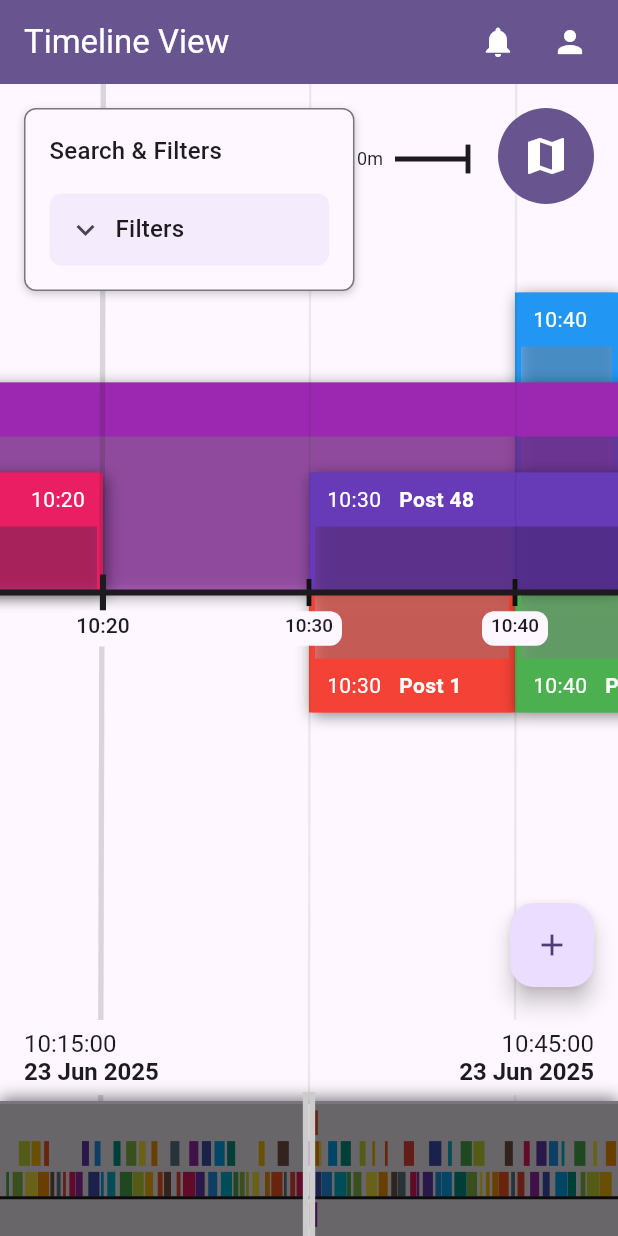
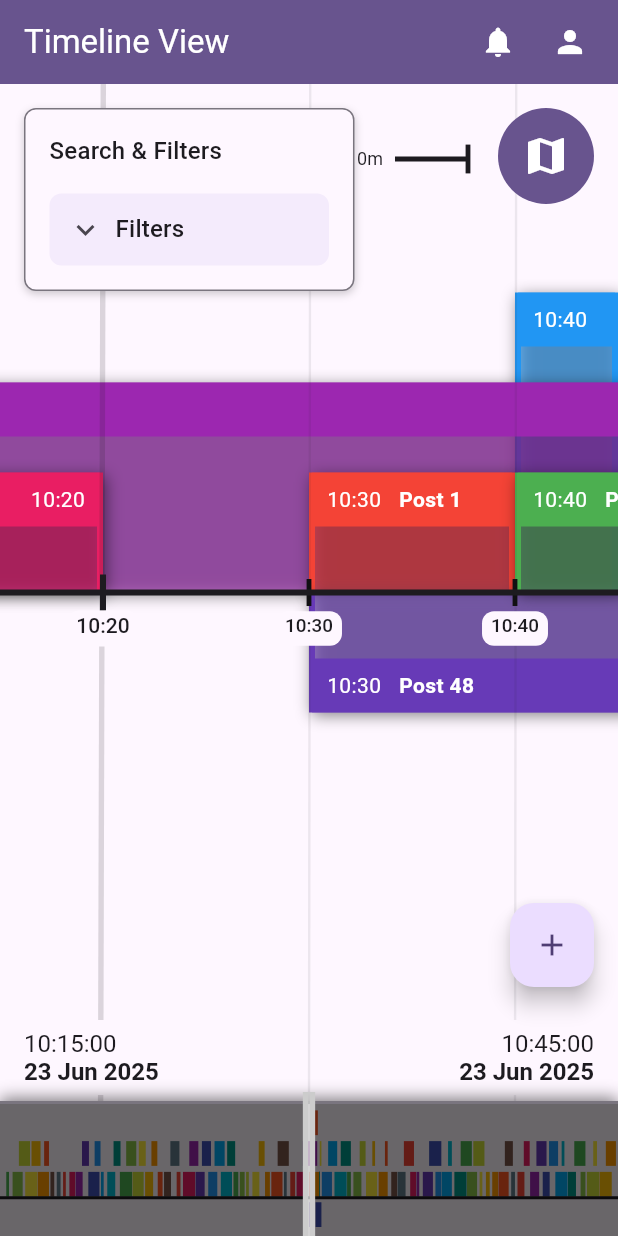
Before and after one commit to Nowaha/assignment_sem6, a Flutter app: the HomePage screen opened by its route, on a phone screen of 412 x 824 dp. Run offline on Flutter 3.47's test engine with Material 3 defaults, Android fonts, the phone set to English and light mode, and no system bars; our stand-ins replace flutter_map, go_router, latlong2; missing offline and left inert: bcrypt, flutter_map_marker_cluster, mutex; accounts and stored records are empty; statements that could not run were skipped.

Commit message:
Fix imrpove and clean up timeline stuff

```diff
--- a/lib/screens/home.dart
+++ b/lib/screens/home.dart
@@ -108,6 +108,13 @@ class _HomePageState extends State<HomePage> with ToastMixin {
         name: "Post 6",
         color: Colors.yellow,
       ),
+      for (int i = 0; i < 10; i++)
+        TempPost(
+          startTimestamp: secondDay + (1000 * 60 * 50) + (1000 * i),
+          endTimestamp: secondDay + (1000 * 60 * 50) + 1000 * (i + 1),
+          name: "Post small",
+          color:  Colors.primaries[i],
+        ),
       for (int i = startTimestamp; i < endTimestamp; i += 1000 * 60 * 30)
         TempPost(
           startTimestamp: i.toInt(),
--- a/lib/util/timelineutil.dart
+++ b/lib/util/timelineutil.dart
@@ -125,4 +125,15 @@ class TimelineUtil {
     }
     return result.trim();
   }
+
+  static double calculateLayerOffset(
+    double verticalOffset,
+    double itemHeight,
+    int divisor,
+  ) {
+    if (divisor == 1) {
+      return -(verticalOffset / itemHeight).roundToDouble();
+    }
+    return -((verticalOffset / itemHeight) * divisor).roundToDouble() / divisor;
+  }
 }
--- a/lib/widgets/view/timeline/painter/scalepainter.dart
+++ b/lib/widgets/view/timeline/painter/scalepainter.dart
@@ -1,4 +1,5 @@
 import 'package:assignment_sem6/util/timelineutil.dart';
+import 'package:assignment_sem6/widgets/view/timeline/painter/tickpainter.dart';
 import 'package:flutter/material.dart';
 
 class ScalePainter extends CustomPainter {
@@ -21,8 +22,6 @@ class ScalePainter extends CustomPainter {
     required this.position,
     required this.timelineWidth,
     required timelineThickness,
-    required tickHeight,
-    required tickWidth,
     required scaleDownFactor,
     required this.timeScale,
     required this.tickEvery,
@@ -31,8 +30,8 @@ class ScalePainter extends CustomPainter {
     required this.surfaceColor,
     this.align = Align.center,
   }) : timelineThickness = timelineThickness * scaleDownFactor,
-       tickHeight = tickHeight * scaleDownFactor,
-       tickWidth = tickWidth * scaleDownFactor;
+       tickHeight = TickPainter.tickHeight * scaleDownFactor,
+       tickWidth = TickPainter.tickWidth * scaleDownFactor;
 
   @override
   void paint(Canvas canvas, Size size) {
--- /dev/null
+++ b/lib/widgets/view/timeline/painter/tickpainter.dart
@@ -0,0 +1,164 @@
+import 'package:assignment_sem6/extension/color.dart';
+import 'package:flutter/material.dart';
+
+class TickPainter extends CustomPainter {
+  static const tickHeight = 24.0;
+  static const tickWidth = 4.0;
+  static const tickLabelFontSize = 14.0;
+
+  final int tickTime;
+  final int tickEvery;
+  final double positionX;
+  final double offsetRounded;
+  final double centerY;
+  final bool isSignificantTick;
+  final bool floating;
+  final Color timelineColor;
+  final Color surfaceColor;
+  final Color onSurfaceColor;
+  final Color shadowColor;
+  final Color ghostColor;
+
+  const TickPainter({
+    required this.tickTime,
+    required this.tickEvery,
+    required this.positionX,
+    required this.offsetRounded,
+    required this.centerY,
+    required this.isSignificantTick,
+    required this.floating,
+    required this.timelineColor,
+    required this.surfaceColor,
+    required this.onSurfaceColor,
+    required this.shadowColor,
+    required this.ghostColor,
+  });
+
+  @override
+  void paint(Canvas canvas, Size size) {
+    double appliedTickHeight =
+        isSignificantTick ? tickHeight : tickHeight * 0.75;
+    double appliedTickWidth = isSignificantTick ? tickWidth : tickWidth * 0.8;
+
+    final tickPaint =
+        Paint()
+          ..color =
+              isSignificantTick ? timelineColor : timelineColor.darken(0.4)
+          ..strokeWidth = appliedTickWidth
+          ..style = PaintingStyle.stroke;
+
+    double tallLineStrokeWidth =
+        isSignificantTick ? appliedTickWidth * .9 : appliedTickWidth * .5;
+    canvas.drawLine(
+      Offset(positionX + appliedTickWidth / 2 - tallLineStrokeWidth * 0.5, 0),
+      Offset(
+        positionX + appliedTickWidth / 2 - tallLineStrokeWidth,
+        size.height,
+      ),
+      Paint()
+        ..color = onSurfaceColor.withAlpha(isSignificantTick ? 40 : 20)
+        ..strokeWidth = tallLineStrokeWidth,
+    );
+
+    if (floating) {
+      canvas.drawLine(
+        Offset(
+          positionX + appliedTickWidth / 2,
+          centerY - appliedTickHeight / 2 + 2,
+        ),
+        Offset(
+          positionX + appliedTickWidth / 2,
+          centerY + appliedTickHeight / 2 + 2,
+        ),
+        Paint()
+          ..color = shadowColor
+          ..strokeWidth = tickPaint.strokeWidth * 1.25,
+      );
+    }
+
+    canvas.drawLine(
+      Offset(positionX, centerY - appliedTickHeight / 2),
+      Offset(positionX, centerY + appliedTickHeight / 2),
+      tickPaint,
+    );
+
+    // Ghost tick
+    if (floating) {
+      canvas.drawLine(
+        Offset(positionX, centerY - offsetRounded - appliedTickHeight / 2),
+        Offset(positionX, centerY - offsetRounded + appliedTickHeight / 2),
+        Paint()
+          ..color = ghostColor
+          ..style = PaintingStyle.stroke
+          ..strokeWidth = tickPaint.strokeWidth
+          ..blendMode = BlendMode.plus,
+      );
+    }
+
+    _paintLabel(canvas);
+  }
+
+  void _paintLabel(Canvas canvas) {
+    final textPainter = TextPainter(
+      text: TextSpan(
+        text: _formatTimestamp(tickTime),
+        style: TextStyle(
+          color: onSurfaceColor,
+          fontSize:
+              isSignificantTick ? tickLabelFontSize : tickLabelFontSize * 0.9,
+          fontWeight: FontWeight.w500,
+        ),
+      ),
+      textAlign: TextAlign.center,
+      textDirection: TextDirection.ltr,
+    );
+    textPainter.layout();
+
+    final backgroundRect = Rect.fromLTWH(
+      positionX - textPainter.width / 2 - 6,
+      centerY + tickHeight - textPainter.height / 2 - 4,
+      textPainter.width + 12,
+      textPainter.height + 8,
+    );
+
+    if (floating) {
+      canvas.drawRRect(
+        RRect.fromRectAndRadius(
+          Rect.fromLTWH(
+            backgroundRect.left + 1,
+            backgroundRect.top + 1,
+            backgroundRect.width + 1,
+            backgroundRect.height + 1,
+          ),
+          Radius.circular(8),
+        ),
+        Paint()..color = shadowColor,
+      );
+    }
+    canvas.drawRRect(
+      RRect.fromRectAndRadius(backgroundRect, Radius.circular(8)),
+      Paint()..color = surfaceColor,
+    );
+
+    final labelX = positionX - textPainter.width / 2;
+    final labelY = centerY + tickHeight / 2 + 2;
+
+    textPainter.paint(canvas, Offset(labelX, labelY));
+  }
+
+  String _formatTimestamp(int timestamp) {
+    final time = DateTime.fromMillisecondsSinceEpoch(timestamp);
+    final hours = time.hour.toString().padLeft(2, '0');
+    final minutes = time.minute.toString().padLeft(2, '0');
+
+    if (tickEvery >= 1000 * 60) {
+      return '$hours:$minutes';
+    }
+
+    final seconds = time.second.toString().padLeft(2, '0');
+    return '$hours:$minutes:$seconds';
+  }
+
+  @override
+  bool shouldRepaint(covariant CustomPainter oldDelegate) => false;
+}
--- a/lib/widgets/view/timeline/timeline.dart
+++ b/lib/widgets/view/timeline/timeline.dart
@@ -151,9 +151,6 @@ class TimelineState extends State<Timeline> {
                     tickEvery: tickEvery,
                     color: Theme.of(context).colorScheme.onSurface,
                     offset: widget.controller.verticalOffset,
-                    offsetRounded:
-                        -widget.controller.items[0].layerOffset *
-                        Timeline.timelineItemHeight,
                   ),
                 ),
                 Positioned(
--- a/lib/widgets/view/timeline/timelineline.dart
+++ b/lib/widgets/view/timeline/timelineline.dart
@@ -1,4 +1,6 @@
+import 'package:assignment_sem6/util/timelineutil.dart';
 import 'package:assignment_sem6/widgets/view/timeline/painter/timelinelinepainter.dart';
+import 'package:assignment_sem6/widgets/view/timeline/timeline.dart';
 import 'package:flutter/material.dart';
 
 class TimelineLine extends StatelessWidget {
@@ -11,9 +13,10 @@ class TimelineLine extends StatelessWidget {
   final int centerTime;
   final Color color;
   final double offset;
-  final double offsetRounded;
 
-  const TimelineLine({
+  late final double offsetRounded;
+
+  TimelineLine({
     super.key,
     required this.startTimestamp,
     required this.endTimestamp,
@@ -24,8 +27,15 @@ class TimelineLine extends StatelessWidget {
     required this.centerTime,
     this.color = Colors.white,
     this.offset = 0.0,
-    this.offsetRounded = 0.0,
-  });
+  }) {
+    offsetRounded =
+        -TimelineUtil.calculateLayerOffset(
+          offset,
+          Timeline.timelineItemHeight,
+          2,
+        ) *
+        Timeline.timelineItemHeight;
+  }
 
   @override
   Widget build(BuildContext context) {
```
Also changed, not shown: lib/widgets/view/timeline/painter/timelinelinepainter.dart (+31 -127 lines), lib/widgets/view/timeline/timelinecontroller.dart (+3 -23 lines).
